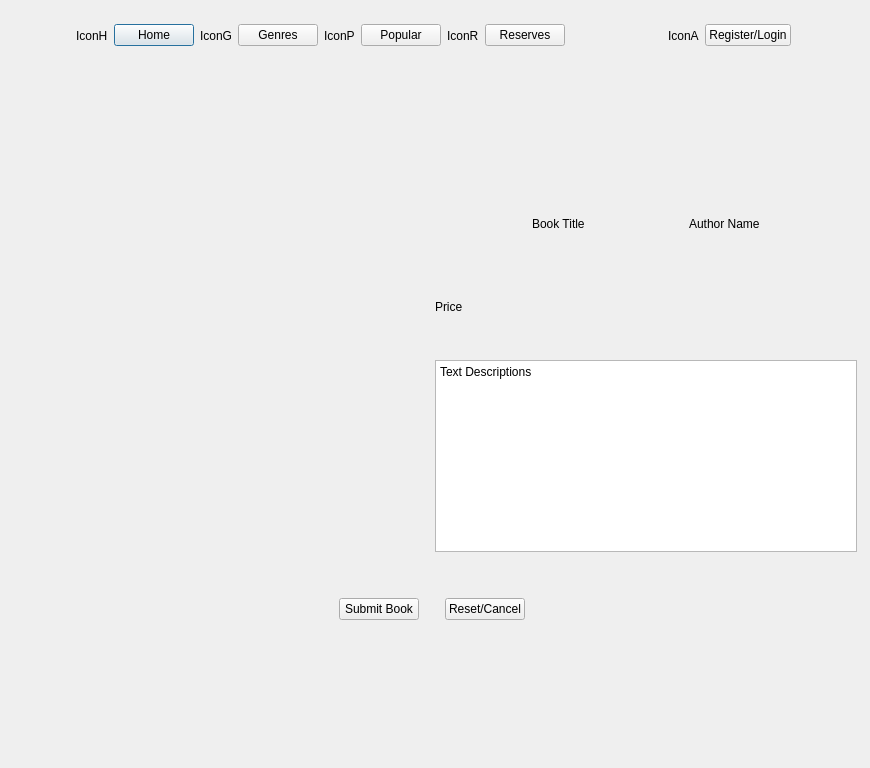
The window that IsraelEthanTaehgCS106point2/addbook.ui (israelBlackyb/IETMCS106.2) describes before a commit, drawn with Qt 5.
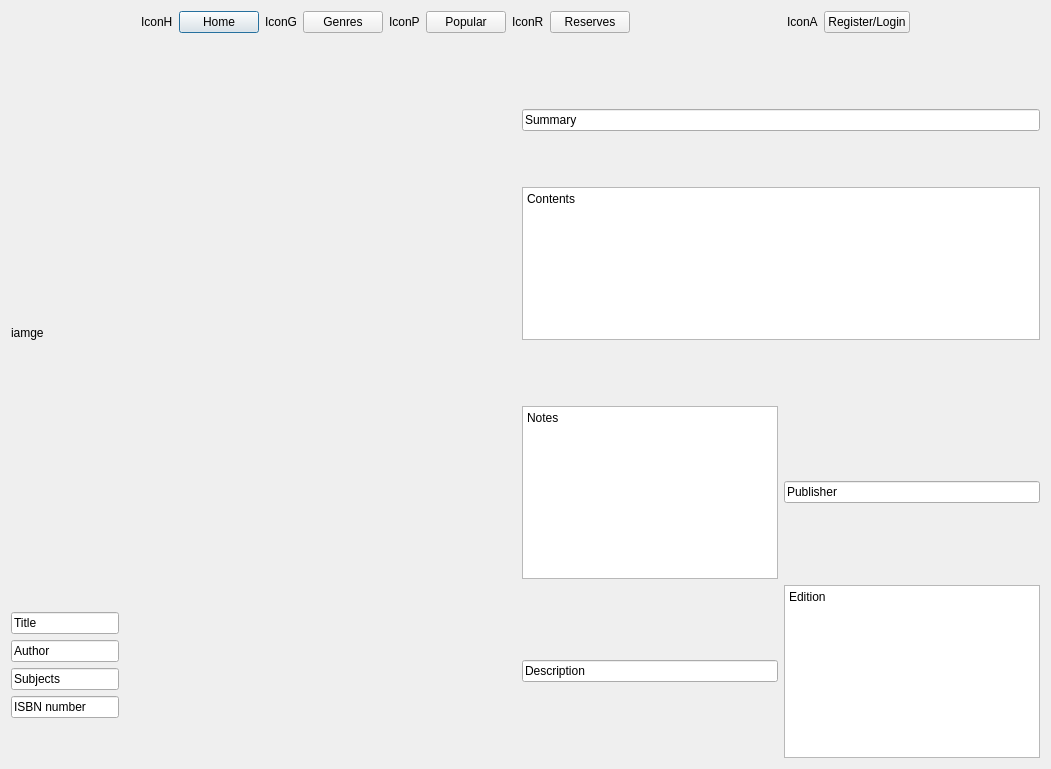
The same window after the commit. Icons and pictures are not drawn.

The edit to the form file:
```diff
--- a/IsraelEthanTaehgCS106point2/addbook.ui
+++ b/IsraelEthanTaehgCS106point2/addbook.ui
@@ -6,22 +6,21 @@
    <rect>
     <x>0</x>
     <y>0</y>
-    <width>870</width>
-    <height>768</height>
+    <width>1051</width>
+    <height>769</height>
    </rect>
   </property>
+  <property name="maximumSize">
+   <size>
+    <width>1920</width>
+    <height>1080</height>
+   </size>
+  </property>
   <property name="windowTitle">
    <string>Dialog</string>
   </property>
-  <widget class="QWidget" name="horizontalLayoutWidget">
-   <property name="geometry">
-    <rect>
-     <x>-2</x>
-     <y>0</y>
-     <width>871</width>
-     <height>71</height>
-    </rect>
-   </property>
+  <layout class="QVBoxLayout" name="verticalLayout_7">
+   <item>
    <layout class="QHBoxLayout" name="horizontalLayout">
     <item>
      <spacer name="horizontalSpacer">
@@ -146,120 +145,13 @@
      </spacer>
     </item>
    </layout>
-  </widget>
-  <widget class="QWidget" name="verticalLayoutWidget_3">
-   <property name="geometry">
-    <rect>
-     <x>6</x>
-     <y>77</y>
-     <width>851</width>
-     <height>680</height>
-    </rect>
-   </property>
-   <layout class="QVBoxLayout" name="verticalLayout_3">
-    <item>
-     <spacer name="verticalSpacer_9">
-      <property name="orientation">
-       <enum>Qt::Vertical</enum>
-      </property>
-      <property name="sizeHint" stdset="0">
-       <size>
-        <width>20</width>
-        <height>40</height>
-       </size>
-      </property>
-     </spacer>
     </item>
     <item>
      <layout class="QHBoxLayout" name="horizontalLayout_4">
       <item>
        <layout class="QVBoxLayout" name="verticalLayout_4">
         <item>
-         <widget class="QLabel" name="label_10">
-          <property name="text">
-           <string/>
-          </property>
-          <property name="pixmap">
-           <pixmap>Capture.PNG</pixmap>
-          </property>
-         </widget>
-        </item>
-        <item>
-         <spacer name="horizontalSpacer_9">
-          <property name="orientation">
-           <enum>Qt::Horizontal</enum>
-          </property>
-          <property name="sizeHint" stdset="0">
-           <size>
-            <width>40</width>
-            <height>20</height>
-           </size>
-          </property>
-         </spacer>
-        </item>
-       </layout>
-      </item>
-      <item>
-       <layout class="QVBoxLayout" name="verticalLayout_5">
-        <item>
-         <layout class="QHBoxLayout" name="horizontalLayout_5">
-          <item>
-           <spacer name="horizontalSpacer_10">
-            <property name="orientation">
-             <enum>Qt::Horizontal</enum>
-            </property>
-            <property name="sizeHint" stdset="0">
-             <size>
-              <width>40</width>
-              <height>20</height>
-             </size>
-            </property>
-           </spacer>
-          </item>
-          <item>
-           <widget class="QLabel" name="label_11">
-            <property name="text">
-             <string>Book Title</string>
-            </property>
-           </widget>
-          </item>
-          <item>
-           <spacer name="horizontalSpacer_11">
-            <property name="orientation">
-             <enum>Qt::Horizontal</enum>
-            </property>
-            <property name="sizeHint" stdset="0">
-             <size>
-              <width>40</width>
-              <height>20</height>
-             </size>
-            </property>
-           </spacer>
-          </item>
-          <item>
-           <widget class="QLabel" name="label_12">
-            <property name="text">
-             <string>Author Name</string>
-            </property>
-           </widget>
-          </item>
-          <item>
-           <spacer name="horizontalSpacer_12">
-            <property name="orientation">
-             <enum>Qt::Horizontal</enum>
-            </property>
-            <property name="sizeHint" stdset="0">
-             <size>
-              <width>40</width>
-              <height>20</height>
-             </size>
-            </property>
-           </spacer>
-          </item>
-         </layout>
-        </item>
-        <item>
-         <spacer name="horizontalSpacer_13">
+        <spacer name="horizontalSpacer_14">
           <property name="orientation">
            <enum>Qt::Horizontal</enum>
           </property>
@@ -285,9 +177,9 @@
          </spacer>
         </item>
         <item>
-         <widget class="QLabel" name="label_13">
+        <widget class="QLabel" name="label_15">
           <property name="text">
-           <string>Price</string>
+          <string>iamge</string>
           </property>
          </widget>
         </item>
@@ -305,10 +197,97 @@
          </spacer>
         </item>
         <item>
-         <widget class="QPlainTextEdit" name="plainTextEdit_2">
-          <property name="plainText">
-           <string>Text Descriptions
-</string>
+        <widget class="QLineEdit" name="lineEdit_2">
+         <property name="sizePolicy">
+          <sizepolicy hsizetype="Fixed" vsizetype="Fixed">
+           <horstretch>0</horstretch>
+           <verstretch>0</verstretch>
+          </sizepolicy>
+         </property>
+         <property name="text">
+          <string>Title</string>
+         </property>
+        </widget>
+       </item>
+       <item>
+        <widget class="QLineEdit" name="lineEdit_3">
+         <property name="sizePolicy">
+          <sizepolicy hsizetype="Fixed" vsizetype="Fixed">
+           <horstretch>0</horstretch>
+           <verstretch>0</verstretch>
+          </sizepolicy>
+         </property>
+         <property name="text">
+          <string>Author</string>
+         </property>
+        </widget>
+       </item>
+       <item>
+        <widget class="QLineEdit" name="lineEdit_6">
+         <property name="sizePolicy">
+          <sizepolicy hsizetype="Fixed" vsizetype="Fixed">
+           <horstretch>0</horstretch>
+           <verstretch>0</verstretch>
+          </sizepolicy>
+         </property>
+         <property name="text">
+          <string>Subjects</string>
+         </property>
+        </widget>
+       </item>
+       <item>
+        <widget class="QLineEdit" name="lineEdit_7">
+         <property name="sizePolicy">
+          <sizepolicy hsizetype="Fixed" vsizetype="Fixed">
+           <horstretch>0</horstretch>
+           <verstretch>0</verstretch>
+          </sizepolicy>
+         </property>
+         <property name="text">
+          <string>ISBN number</string>
+         </property>
+        </widget>
+       </item>
+       <item>
+        <spacer name="verticalSpacer_13">
+         <property name="orientation">
+          <enum>Qt::Vertical</enum>
+         </property>
+         <property name="sizeType">
+          <enum>QSizePolicy::Fixed</enum>
+         </property>
+         <property name="sizeHint" stdset="0">
+          <size>
+           <width>20</width>
+           <height>40</height>
+          </size>
+         </property>
+        </spacer>
+       </item>
+      </layout>
+     </item>
+     <item>
+      <layout class="QVBoxLayout" name="verticalLayout_3">
+       <item>
+        <spacer name="verticalSpacer_9">
+         <property name="orientation">
+          <enum>Qt::Vertical</enum>
+         </property>
+         <property name="sizeType">
+          <enum>QSizePolicy::Fixed</enum>
+         </property>
+         <property name="sizeHint" stdset="0">
+          <size>
+           <width>20</width>
+           <height>70</height>
+          </size>
+         </property>
+        </spacer>
+       </item>
+       <item>
+        <widget class="QLineEdit" name="lineEdit">
+         <property name="text">
+          <string>Summary</string>
           </property>
          </widget>
         </item>
@@ -317,93 +296,94 @@
           <property name="orientation">
            <enum>Qt::Vertical</enum>
           </property>
-          <property name="sizeHint" stdset="0">
-           <size>
-            <width>20</width>
-            <height>40</height>
-           </size>
-          </property>
-         </spacer>
-        </item>
-       </layout>
-      </item>
-     </layout>
-    </item>
-    <item>
-     <layout class="QHBoxLayout" name="horizontalLayout_8">
-      <item>
-       <spacer name="horizontalSpacer_15">
-        <property name="orientation">
-         <enum>Qt::Horizontal</enum>
-        </property>
-        <property name="sizeHint" stdset="0">
-         <size>
-          <width>40</width>
-          <height>20</height>
-         </size>
-        </property>
-       </spacer>
-      </item>
-      <item>
-       <widget class="QPushButton" name="pushButton_6">
-        <property name="text">
-         <string>Submit Book</string>
-        </property>
-       </widget>
-      </item>
-      <item>
-       <spacer name="horizontalSpacer_16">
-        <property name="orientation">
-         <enum>Qt::Horizontal</enum>
-        </property>
         <property name="sizeType">
          <enum>QSizePolicy::Fixed</enum>
         </property>
         <property name="sizeHint" stdset="0">
          <size>
           <width>20</width>
-          <height>20</height>
+           <height>50</height>
          </size>
         </property>
        </spacer>
       </item>
       <item>
-       <widget class="QPushButton" name="pushButton_7">
-        <property name="text">
-         <string>Reset/Cancel</string>
-        </property>
-       </widget>
-      </item>
-      <item>
-       <spacer name="horizontalSpacer_17">
-        <property name="orientation">
-         <enum>Qt::Horizontal</enum>
-        </property>
-        <property name="sizeHint" stdset="0">
-         <size>
-          <width>40</width>
-          <height>20</height>
-         </size>
-        </property>
-       </spacer>
-      </item>
-     </layout>
+        <widget class="QTextBrowser" name="textBrowser">
+         <property name="html">
+          <string>&lt;!DOCTYPE HTML PUBLIC &quot;-//W3C//DTD HTML 4.0//EN&quot; &quot;http://www.w3.org/TR/REC-html40/strict.dtd&quot;&gt;
+&lt;html&gt;&lt;head&gt;&lt;meta name=&quot;qrichtext&quot; content=&quot;1&quot; /&gt;&lt;meta charset=&quot;utf-8&quot; /&gt;&lt;style type=&quot;text/css&quot;&gt;
+p, li { white-space: pre-wrap; }
+hr { height: 1px; border-width: 0; }
+&lt;/style&gt;&lt;/head&gt;&lt;body style=&quot; font-family:'Segoe UI'; font-size:9pt; font-weight:400; font-style:normal;&quot;&gt;
+&lt;p style=&quot; margin-top:0px; margin-bottom:0px; margin-left:0px; margin-right:0px; -qt-block-indent:0; text-indent:0px;&quot;&gt;Contents&lt;/p&gt;&lt;/body&gt;&lt;/html&gt;</string>
+         </property>
+        </widget>
     </item>
     <item>
      <spacer name="verticalSpacer_8">
       <property name="orientation">
        <enum>Qt::Vertical</enum>
       </property>
+         <property name="sizeType">
+          <enum>QSizePolicy::Fixed</enum>
+         </property>
       <property name="sizeHint" stdset="0">
        <size>
         <width>20</width>
-        <height>40</height>
+           <height>60</height>
        </size>
       </property>
      </spacer>
     </item>
-   </layout>
-  </widget>
+       <item>
+        <layout class="QGridLayout" name="gridLayout">
+         <item row="0" column="1">
+          <widget class="QTextBrowser" name="textBrowser_2">
+           <property name="html">
+            <string>&lt;!DOCTYPE HTML PUBLIC &quot;-//W3C//DTD HTML 4.0//EN&quot; &quot;http://www.w3.org/TR/REC-html40/strict.dtd&quot;&gt;
+&lt;html&gt;&lt;head&gt;&lt;meta name=&quot;qrichtext&quot; content=&quot;1&quot; /&gt;&lt;meta charset=&quot;utf-8&quot; /&gt;&lt;style type=&quot;text/css&quot;&gt;
+p, li { white-space: pre-wrap; }
+hr { height: 1px; border-width: 0; }
+&lt;/style&gt;&lt;/head&gt;&lt;body style=&quot; font-family:'Segoe UI'; font-size:9pt; font-weight:400; font-style:normal;&quot;&gt;
+&lt;p style=&quot; margin-top:0px; margin-bottom:0px; margin-left:0px; margin-right:0px; -qt-block-indent:0; text-indent:0px;&quot;&gt;Notes&lt;/p&gt;
+&lt;p style=&quot;-qt-paragraph-type:empty; margin-top:0px; margin-bottom:0px; margin-left:0px; margin-right:0px; -qt-block-indent:0; text-indent:0px;&quot;&gt;&lt;br /&gt;&lt;/p&gt;&lt;/body&gt;&lt;/html&gt;</string>
+           </property>
+          </widget>
+         </item>
+         <item row="1" column="3">
+          <widget class="QTextBrowser" name="textBrowser_3">
+           <property name="html">
+            <string>&lt;!DOCTYPE HTML PUBLIC &quot;-//W3C//DTD HTML 4.0//EN&quot; &quot;http://www.w3.org/TR/REC-html40/strict.dtd&quot;&gt;
+&lt;html&gt;&lt;head&gt;&lt;meta name=&quot;qrichtext&quot; content=&quot;1&quot; /&gt;&lt;meta charset=&quot;utf-8&quot; /&gt;&lt;style type=&quot;text/css&quot;&gt;
+p, li { white-space: pre-wrap; }
+hr { height: 1px; border-width: 0; }
+&lt;/style&gt;&lt;/head&gt;&lt;body style=&quot; font-family:'Segoe UI'; font-size:9pt; font-weight:400; font-style:normal;&quot;&gt;
+&lt;p style=&quot; margin-top:0px; margin-bottom:0px; margin-left:0px; margin-right:0px; -qt-block-indent:0; text-indent:0px;&quot;&gt;Edition&lt;/p&gt;
+&lt;p style=&quot;-qt-paragraph-type:empty; margin-top:0px; margin-bottom:0px; margin-left:0px; margin-right:0px; -qt-block-indent:0; text-indent:0px;&quot;&gt;&lt;br /&gt;&lt;/p&gt;&lt;/body&gt;&lt;/html&gt;</string>
+           </property>
+          </widget>
+         </item>
+         <item row="0" column="3">
+          <widget class="QLineEdit" name="lineEdit_4">
+           <property name="text">
+            <string>Publisher</string>
+           </property>
+          </widget>
+         </item>
+         <item row="1" column="1">
+          <widget class="QLineEdit" name="lineEdit_5">
+           <property name="text">
+            <string>Description</string>
+           </property>
+          </widget>
+         </item>
+        </layout>
+       </item>
+      </layout>
+     </item>
+    </layout>
+   </item>
+  </layout>
  </widget>
  <resources/>
  <connections/>
```
Lines whose indentation alone changed are shown as unchanged.
